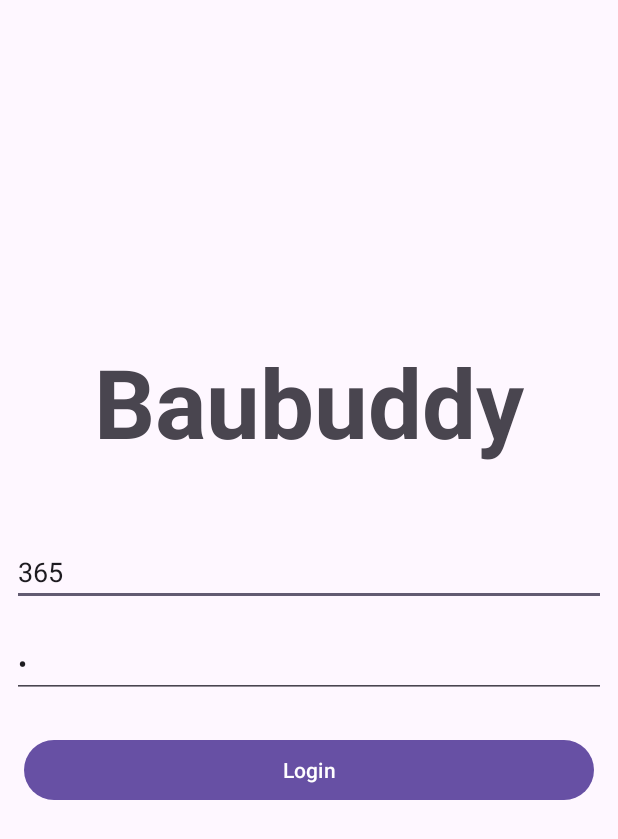
After one commit to ljmarinscull/Baubuddy, an Android app: the layout fragment_login.xml on its own in the app's theme, with its tools: preview values and no code run, on a phone screen of 412 x 824 dp. The commit adds this screen. Shown: the top 839 px of the screen. Run offline under Robolectric (Android 15) with nearby library versions, the phone set to English and light mode, and no system bars.

Commit message:
Adding login screen

```diff
--- /dev/null
+++ b/app/src/main/res/layout/fragment_login.xml
@@ -0,0 +1,79 @@
+<?xml version="1.0" encoding="utf-8"?>
+<FrameLayout xmlns:android="http://schemas.android.com/apk/res/android"
+    xmlns:tools="http://schemas.android.com/tools"
+    android:layout_width="match_parent"
+    android:layout_height="match_parent">
+
+    <RelativeLayout
+        android:layout_width="match_parent"
+        android:layout_height="match_parent"
+        android:orientation="vertical">
+
+        <TextView
+            android:id="@+id/textView"
+            android:layout_width="wrap_content"
+            android:layout_height="wrap_content"
+            android:layout_above="@+id/linearLayout"
+            android:layout_centerHorizontal="true"
+            android:layout_marginBottom="32dp"
+            android:text="@string/baubuddy"
+            android:textSize="64sp"
+            android:textStyle="bold" />
+
+        <LinearLayout
+            android:id="@+id/linearLayout"
+            android:layout_width="match_parent"
+            android:layout_height="wrap_content"
+            android:layout_centerInParent="true"
+            android:orientation="vertical"
+            android:padding="8dp">
+
+            <EditText
+                android:id="@+id/usernameField"
+                android:layout_width="match_parent"
+                android:layout_height="wrap_content"
+                android:layout_marginVertical="8dp"
+                android:autofillHints=""
+                android:ems="10"
+                android:hint="@string/username"
+                android:text="@string/user"
+                tools:ignore="LabelFor" />
+
+            <EditText
+                android:id="@+id/passwordField"
+                android:layout_width="match_parent"
+                android:layout_height="wrap_content"
+                android:layout_marginVertical="8dp"
+                android:autofillHints=""
+                android:ems="10"
+                android:hint="@string/password"
+                android:inputType="textPassword"
+                android:text="@string/pass"
+                tools:ignore="LabelFor" />
+        </LinearLayout>
+
+        <Button
+            android:id="@+id/button"
+            android:layout_width="match_parent"
+            android:layout_height="wrap_content"
+            android:layout_below="@+id/linearLayout"
+            android:layout_centerVertical="true"
+            android:layout_marginHorizontal="16dp"
+            android:layout_marginTop="8dp"
+            android:text="@string/login" />
+    </RelativeLayout>
+
+    <LinearLayout
+        android:id="@+id/loading"
+        android:layout_width="match_parent"
+        android:layout_height="match_parent"
+        android:visibility="gone"
+        android:background="#e2e2e2"
+        android:gravity="center">
+
+        <ProgressBar
+            android:layout_width="wrap_content"
+            android:layout_height="wrap_content" />
+    </LinearLayout>
+
+</FrameLayout>
--- a/app/src/main/res/values/strings.xml
+++ b/app/src/main/res/values/strings.xml
@@ -1,3 +1,9 @@
 <resources>
     <string name="app_name">Baubuddy</string>
+    <string name="baubuddy">Baubuddy</string>
+    <string name="username">Username</string>
+    <string name="password">Password</string>
+    <string name="login">Login</string>
+    <string name="user">365</string>
+    <string name="pass">1</string>
 </resources>
```
